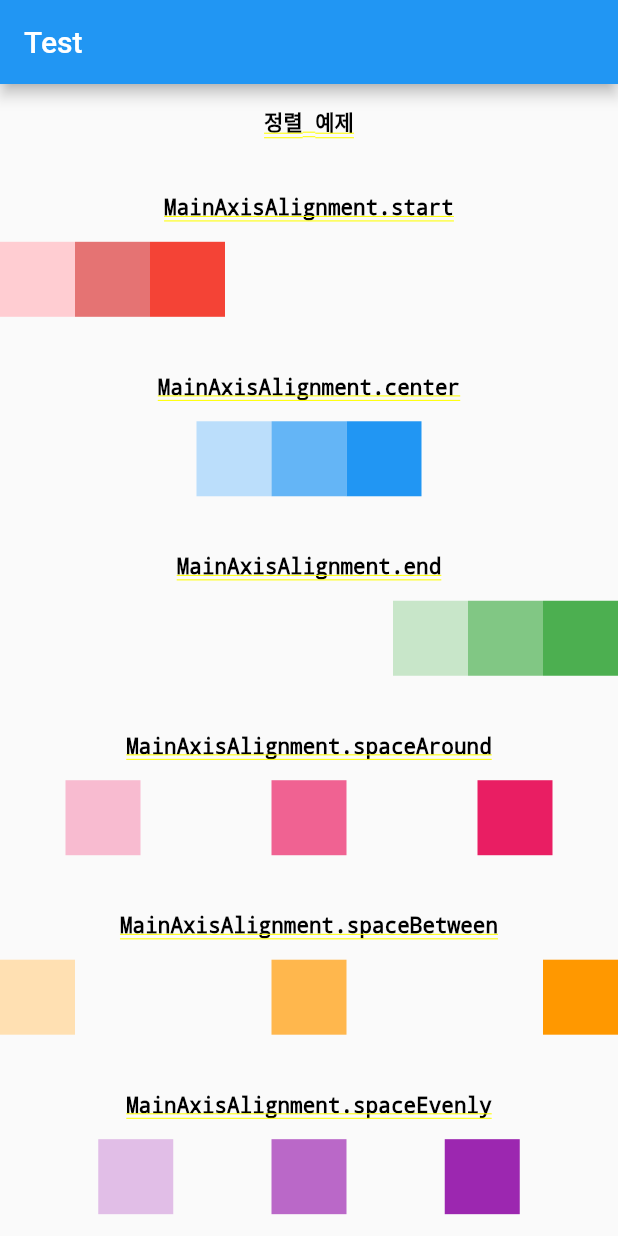
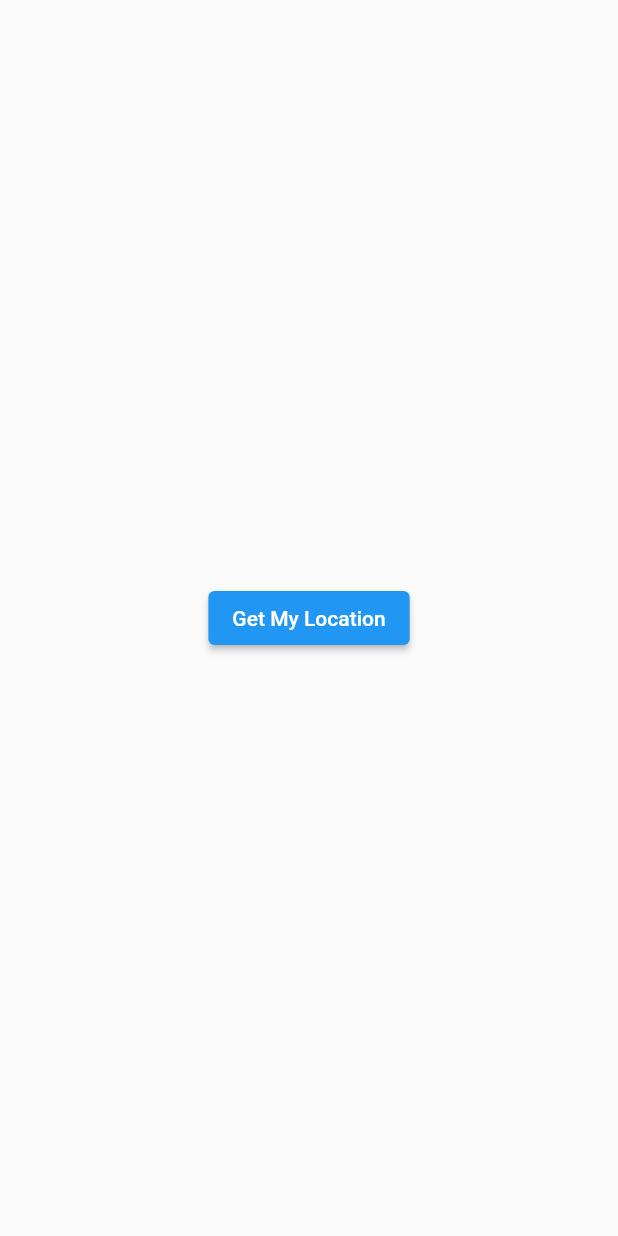
Before and after one commit to coqoa/flutter_codingchef_beginner, a Flutter app: the screen it shows after launch, on a phone screen of 412 x 824 dp. Run offline on Flutter 3.47's test engine with Material 2 defaults, Android fonts, the phone set to English and light mode, and no system bars; our stand-ins replace geolocator.

Commit message:
220913 날씨 앱 추가공부

```diff
--- /dev/null
+++ b/lib/screens/loading.dart
@@ -0,0 +1,31 @@
+import 'package:flutter/material.dart';
+import 'package:flutter/src/widgets/framework.dart';
+import 'package:flutter/src/foundation/key.dart';
+import 'package:geolocator/geolocator.dart';
+
+class Loading extends StatefulWidget {
+  const Loading({Key? key}) : super(key: key);
+
+  @override
+  State<Loading> createState() => _LoadingState();
+}
+
+class _LoadingState extends State<Loading> {
+
+  void getLocation()async{
+    Position position = await Geolocator.getCurrentPosition(desiredAccuracy: LocationAccuracy.high);
+  }
+
+  @override
+  Widget build(BuildContext context) {
+    return Scaffold(
+      body: Center(
+        child: ElevatedButton(
+          onPressed: (){},
+          child: Text('Get My Location'),
+        ),
+      ),
+
+    );
+  }
+}
--- a/lib/test.dart
+++ /dev/null
@@ -1,97 +0,0 @@
-import 'package:flutter/material.dart';
-
-class TestWidget extends StatelessWidget {
-  const TestWidget({Key? key}) : super(key: key);
-
-  @override
-  Widget build(BuildContext context) {
-    // 스크린 컨트롤러로 화면 위치에 따른 작업 수행
-    return Scaffold(
-      appBar: AppBar(
-        title: const Text("Test"),
-      ),
-      body: MaterialApp(
-        title: '타이틀', //
-        theme: ThemeData( // 앱의 기본적인 테마 지정
-          primarySwatch: Colors.red
-        ),
-        home: CustomWidget(),
-      )
-    );
-  }
-}
-class CustomWidget extends StatelessWidget {
-  const CustomWidget({Key? key}) : super(key: key);
-
-  @override
-  Widget build(BuildContext context) {
-    return Center(
-      child:Column(
-        mainAxisAlignment: MainAxisAlignment.spaceEvenly,
-        children: [
-        Text('정렬 예제', style: TextStyle(fontSize: 14,color: Colors.black),),
-        SizedBox(height: 10,),
-        Text('MainAxisAlignment.start', style: TextStyle(fontSize: 14,color: Colors.black),),
-        Row(
-          mainAxisAlignment: MainAxisAlignment.start,
-          children: [
-            Container(width: 50,height: 50, color: Colors.red[100]),
-            Container(width: 50,height: 50, color: Colors.red[300]),
-            Container(width: 50,height: 50, color: Colors.red[500]),
-          ],
-        ),
-        SizedBox(height: 10,),
-        Text('MainAxisAlignment.center', style: TextStyle(fontSize: 14,color: Colors.black),),
-        Row(
-          mainAxisAlignment: MainAxisAlignment.center,
-          children: [
-            Container(width: 50,height: 50, color: Colors.blue[100]),
-            Container(width: 50,height: 50, color: Colors.blue[300]),
-            Container(width: 50,height: 50, color: Colors.blue[500]),
-          ],
-        ),
-        SizedBox(height: 10,),
-        Text('MainAxisAlignment.end', style: TextStyle(fontSize: 14,color: Colors.black),),
-        Row(
-          mainAxisAlignment: MainAxisAlignment.end,
-          children: [
-            Container(width: 50,height: 50, color: Colors.green[100]),
-            Container(width: 50,height: 50, color: Colors.green[300]),
-            Container(width: 50,height: 50, color: Colors.green[500]),
-          ],
-        ),
-        SizedBox(height: 10,),
-        Text('MainAxisAlignment.spaceAround', style: TextStyle(fontSize: 14,color: Colors.black),),
-        Row(
-          mainAxisAlignment: MainAxisAlignment.spaceAround,
-          children: [
-            Container(width: 50,height: 50, color: Colors.pink[100]),
-            Container(width: 50,height: 50, color: Colors.pink[300]),
-            Container(width: 50,height: 50, color: Colors.pink[500]),
-          ],
-        ),
-        SizedBox(height: 10,),
-        Text('MainAxisAlignment.spaceBetween', style: TextStyle(fontSize: 14,color: Colors.black),),
-        Row(
-          mainAxisAlignment: MainAxisAlignment.spaceBetween,
-          children: [
-            Container(width: 50,height: 50, color: Colors.orange[100]),
-            Container(width: 50,height: 50, color: Colors.orange[300]),
-            Container(width: 50,height: 50, color: Colors.orange[500]),
-          ],
-        ),
-        SizedBox(height: 10,),
-        Text('MainAxisAlignment.spaceEvenly', style: TextStyle(fontSize: 14,color: Colors.black),),
-        Row(
-          mainAxisAlignment: MainAxisAlignment.spaceEvenly,
-          children: [
-            Container(width: 50,height: 50, color: Colors.purple[100]),
-            Container(width: 50,height: 50, color: Colors.purple[300]),
-            Container(width: 50,height: 50, color: Colors.purple[500]),
-          ],
-        ),
-        ],
-      )
-    );
-  }
-}
```
Also changed, not shown: lib/main.dart (+2 -49 lines), lib/screens/main_screen.dart (deleted, +0 -337 lines).
